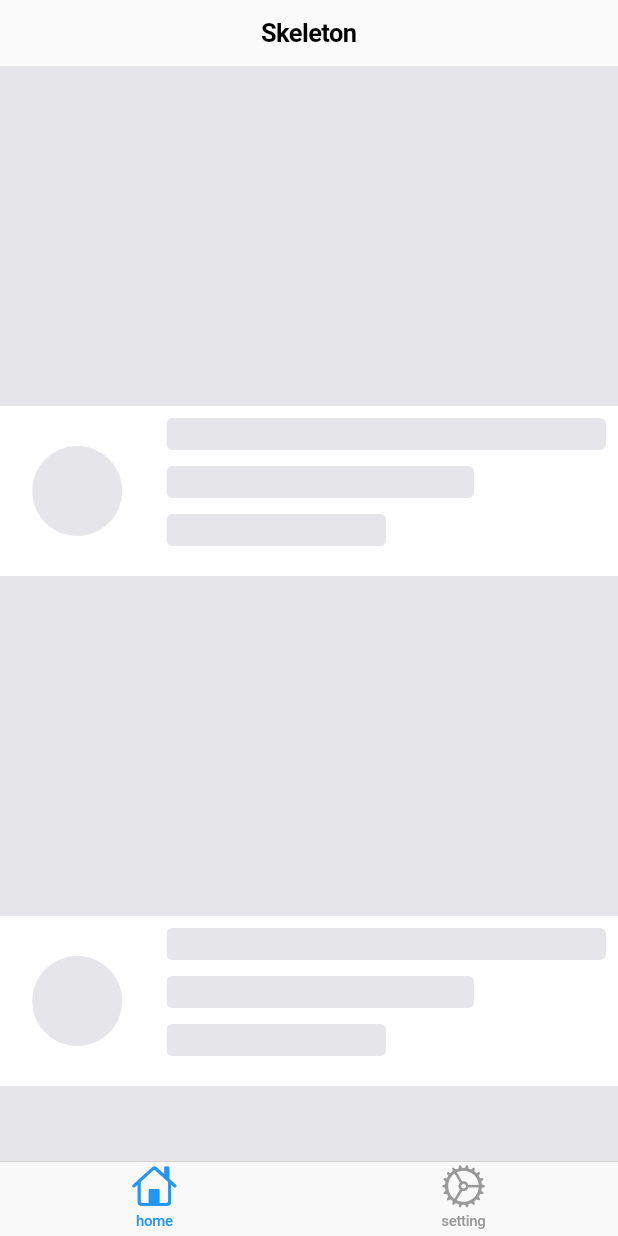
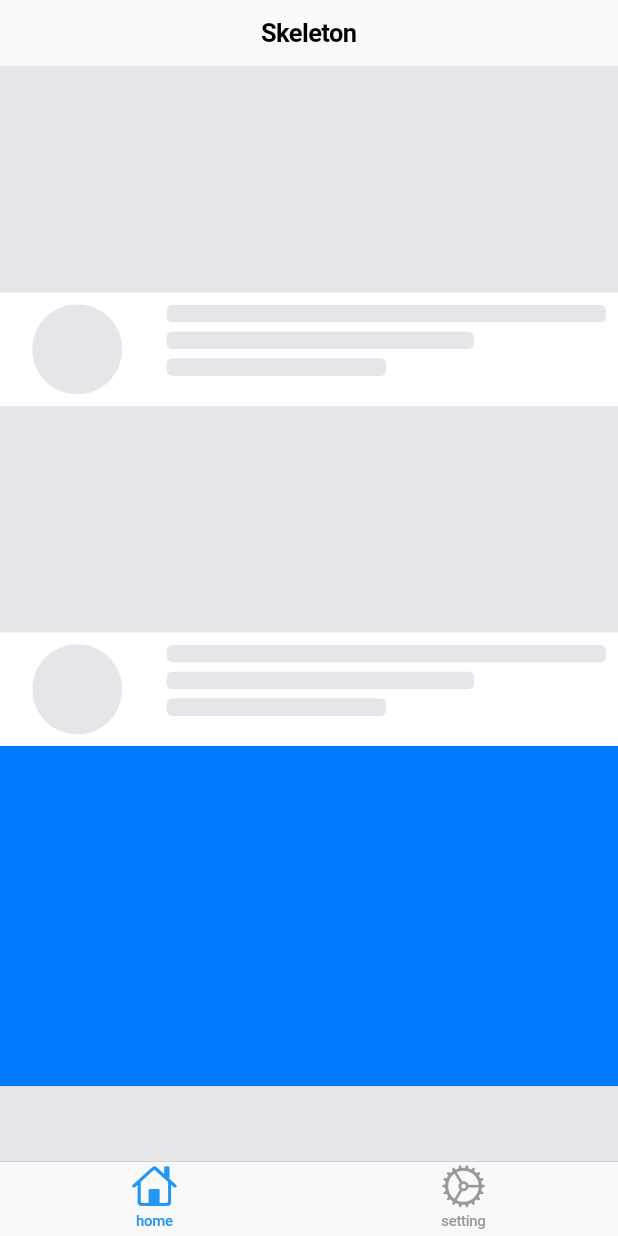
Before and after one commit to KevinGong2013/skeleton, a Flutter app: the screen it shows after launch, on a phone screen of 412 x 824 dp. Run offline on Flutter 3.47's test engine with Material 2 defaults, Android fonts, the phone set to English and light mode, and no system bars.

Commit message:
add child builder support for skeleton.

```diff
--- a/example/lib/main.dart
+++ b/example/lib/main.dart
@@ -51,6 +51,8 @@ class _YoutubePageState extends State<YoutubePage> {
   void initState() {
     super.initState();
     controller.start();
+
+    Future.delayed(Duration(seconds: 2)).then((value) => controller.stop());
   }
 
   @override
@@ -70,6 +72,15 @@ class _YoutubePageState extends State<YoutubePage> {
           children: <Widget>[
             _buildSkeletonItem(context),
             _buildSkeletonItem(context),
+            Expanded(
+              flex: 1,
+              child: Skeleton(
+                controller,
+                builder: (context) => Container(
+                  color: CupertinoColors.activeBlue,
+                ),
+              ),
+            ),
             Container(
               height: 50,
               child: Skeleton(
--- a/lib/g_skeleton.dart
+++ b/lib/g_skeleton.dart
@@ -7,7 +7,10 @@ class Skeleton extends StatefulWidget {
   final SkeletonController controller;
   final Key increasing;
 
-  Skeleton(this.controller, {this.increasing}) : assert(controller != null);
+  final WidgetBuilder builder;
+
+  Skeleton(this.controller, {this.increasing, this.builder})
+      : assert(controller != null);
 
   @override
   _SkeletonState createState() => _SkeletonState();
@@ -32,6 +35,10 @@ class _SkeletonState extends State<Skeleton>
 
     widget.controller.append(_SkeletonContext(
         _controller, widget.controller.newGroupIndex(widget.increasing)));
+
+    widget.controller.addListener(() {
+      setState(() {});
+    });
   }
 
   @override
@@ -42,6 +49,9 @@ class _SkeletonState extends State<Skeleton>
 
   @override
   Widget build(BuildContext context) {
+    if (widget.builder != null && !widget.controller.hasStarted) {
+      return widget.builder(context);
+    }
     return AnimatedBuilder(
       animation: _colorTween,
       builder: (BuildContext context, Widget child) {
@@ -60,7 +70,7 @@ class _SkeletonContext {
   _SkeletonContext(this.controller, this.groupIndex);
 }
 
-class SkeletonController {
+class SkeletonController extends ChangeNotifier {
   int _total = 1;
   bool _stop;
   Key _increasing;
@@ -125,10 +135,12 @@ class SkeletonController {
   void start() {
     assert(!hasStarted, 'already started');
     _stop = false;
+    notifyListeners();
     _forward();
   }
 
   void stop() {
+    notifyListeners();
     _stop = true;
   }
 }
```
Also changed, not shown: example/pubspec.lock.
